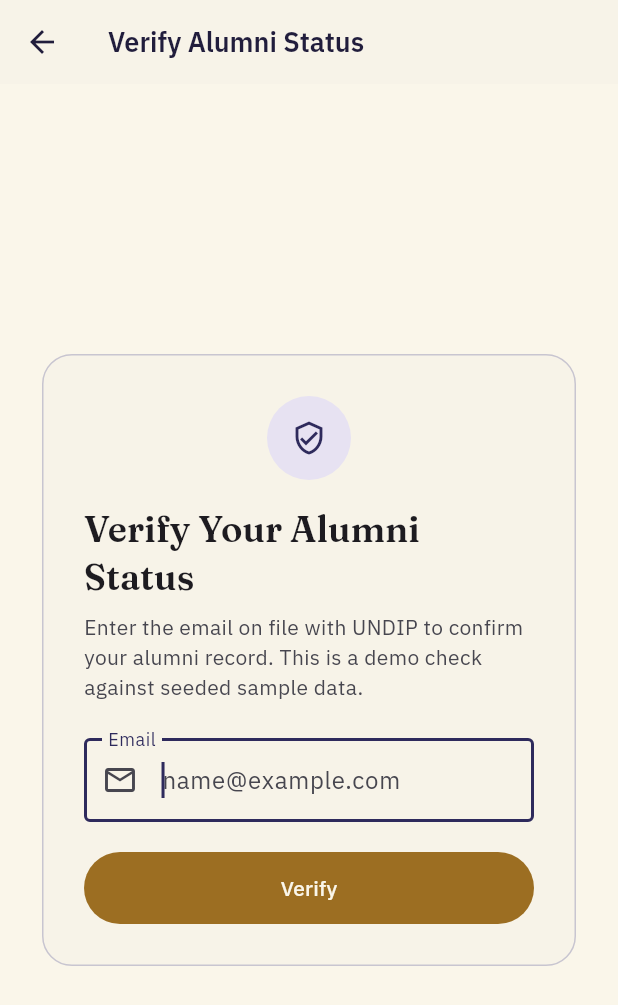
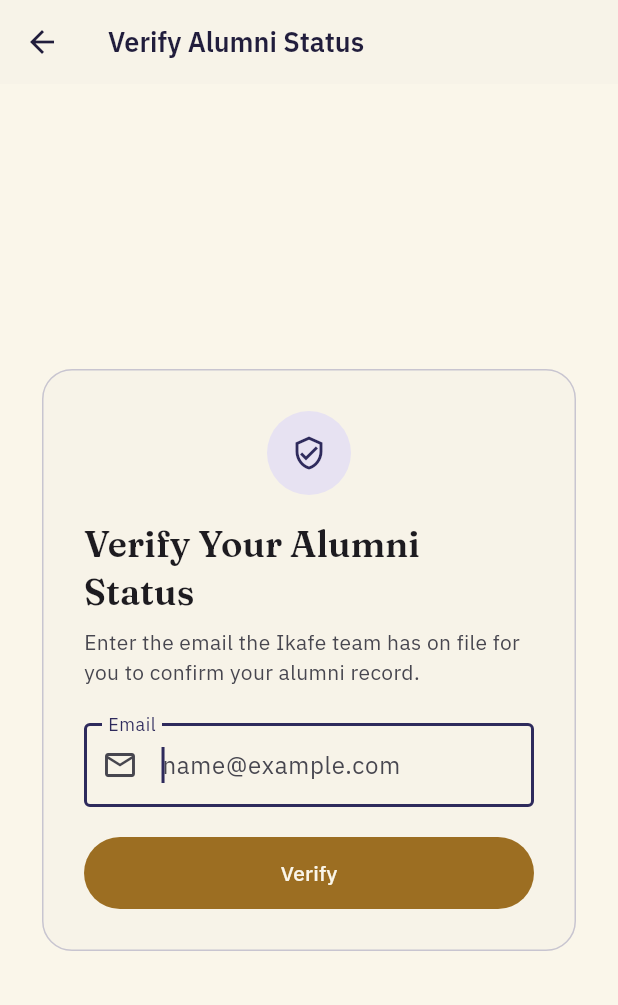
Before and after one commit to FarrelAlfarabi/Undip-Alumni-Connect, a Flutter app: the screen it shows after launch, after a tap on "Get Started", on a phone screen of 412 x 824 dp. Shown: the top 1005 px of the screen. Run offline on Flutter 3.47's test engine with Material 3 defaults, Android fonts, the phone set to English and light mode, and no system bars; our stand-ins replace file_picker, flutter_dotenv, flutter_secure_storage, google_fonts, local_auth, package_info_plus and 1 more; accounts and stored records are empty.

```diff
--- a/lib/screens/verification_screen.dart
+++ b/lib/screens/verification_screen.dart
@@ -190,7 +190,6 @@ class _VerificationScreenState extends State<VerificationScreen> {
     setState(() {
       _state = _VerificationState.idle;
       _errorMessage = null;
-      _emailController.clear();
     });
   }
 
@@ -291,8 +290,8 @@ class _VerificationForm extends StatelessWidget {
           ),
           const SizedBox(height: 8),
           Text(
-            'Enter the email on file with UNDIP to confirm your alumni '
-            'record. This is a demo check against seeded sample data.',
+            'Enter the email the Ikafe team has on file for you to confirm '
+            'your alumni record.',
             style: theme.textTheme.bodyMedium?.copyWith(
               color: theme.colorScheme.onSurfaceVariant,
             ),
@@ -371,9 +370,8 @@ class _NotFoundResult extends StatelessWidget {
         ),
         const SizedBox(height: 8),
         Text(
-          'We couldn\'t find an alumni record for "$email" in the demo '
-          'dataset. Double-check the email, or try one of the sample demo '
-          'accounts.',
+          'We couldn\'t find an alumni record for "$email". Use the email '
+          'the Ikafe team has for you, or contact the beta team.',
           style: theme.textTheme.bodyMedium?.copyWith(
             color: theme.colorScheme.onSurfaceVariant,
           ),
--- a/lib/screens/welcome_screen.dart
+++ b/lib/screens/welcome_screen.dart
@@ -126,8 +126,8 @@ class WelcomeScreen extends StatelessWidget {
                   ),
                   const SizedBox(height: 40),
                   Text(
-                    'Demo build with dummy data. Placeholder visual '
-                    'identity — not UNDIP\'s or Ikafe\'s official branding.',
+                    'Closed beta. Placeholder visual identity, not UNDIP\'s or '
+                    'Ikafe\'s official branding.',
                     textAlign: TextAlign.center,
                     style: theme.textTheme.labelSmall?.copyWith(
                       color: theme.colorScheme.onSurfaceVariant.withValues(
--- a/lib/widgets/marketplace_demo_notice.dart
+++ b/lib/widgets/marketplace_demo_notice.dart
@@ -4,7 +4,8 @@ import 'package:flutter/material.dart';
 class MarketplaceDemoNotice extends StatelessWidget {
   const MarketplaceDemoNotice({super.key});
 
-  static const text = 'Demo only, no real payments';
+  static const text =
+      'Lingkaran does not handle payments or delivery. Deal directly with the seller and check before you pay.';
 
   @override
   Widget build(BuildContext context) {
```
Also changed, not shown: lib/screens/profile_detail_screen.dart (+8 -0 lines), 7 other files.
